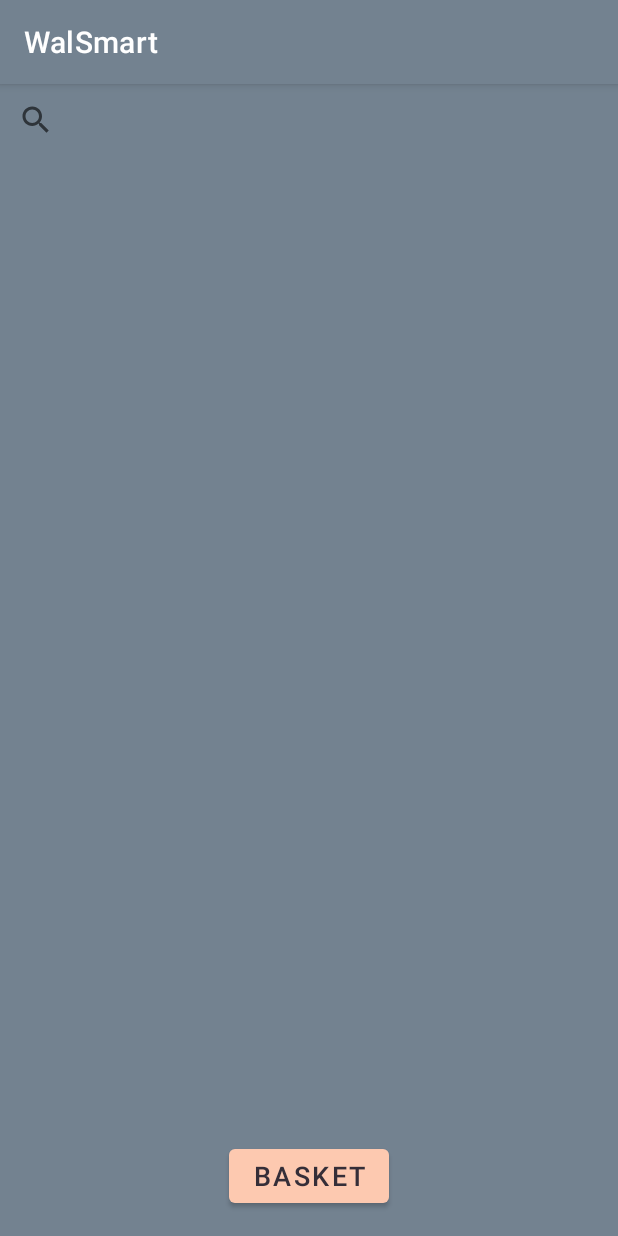
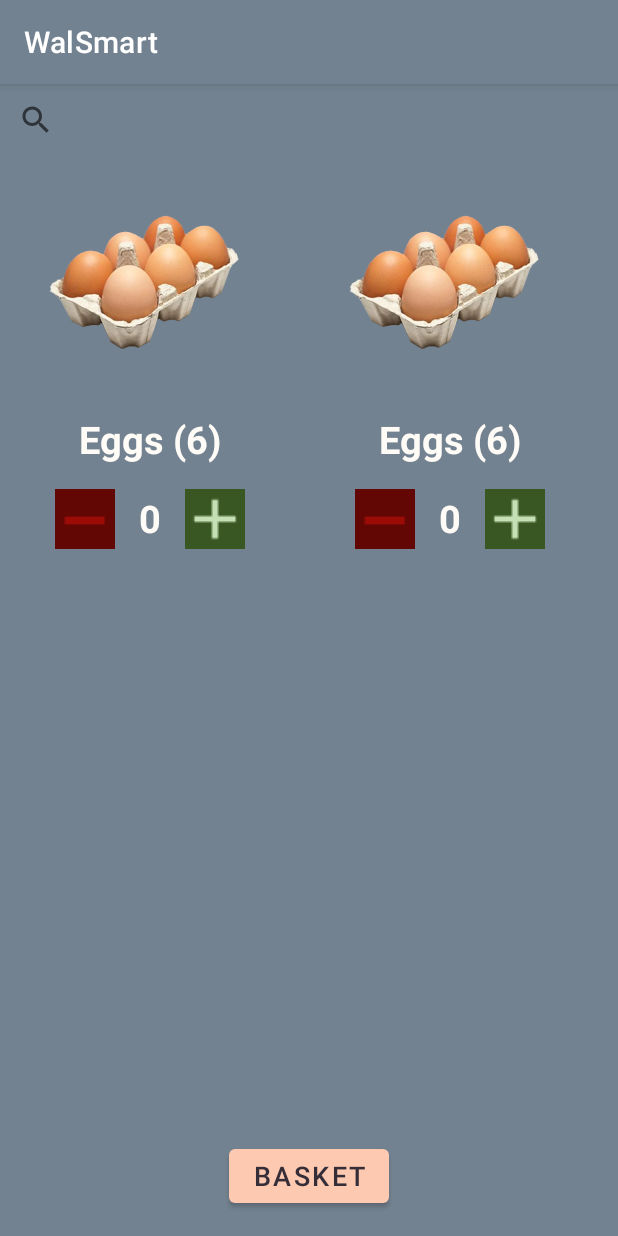
Before and after one commit to MateuszJaksa/mobilki, an Android app: the Products screen opened directly, with no data from a screen before it, on a phone screen of 412 x 824 dp. Run offline under Robolectric (Android 15) with nearby library versions, the phone set to English and light mode, and no system bars.

Commit message:
Product Activity edited.

```diff
--- a/WalSmart/app/src/main/java/com/example/walsmart/Products.java
+++ b/WalSmart/app/src/main/java/com/example/walsmart/Products.java
@@ -2,13 +2,16 @@
 
 import androidx.appcompat.app.AppCompatActivity;
 
+import android.annotation.SuppressLint;
 import android.content.Intent;
 import android.os.Bundle;
 import android.view.View;
 import android.widget.Button;
 import android.widget.SearchView;
+import android.widget.TextView;
 
 public class Products extends AppCompatActivity {
+    int quantity = 0;
 
     @Override
     protected void onCreate(Bundle savedInstanceState) {
@@ -28,4 +31,20 @@
         CharSequence query = searchView.getQuery();
 
     }
+
+    public void increaseInteger(View view) {
+        if (quantity < 10) quantity++;
+        display(quantity);
+    }
+
+    public void decreaseInteger(View view) {
+        if (quantity > 0) quantity--;
+        display(quantity);
+    }
+
+    @SuppressLint("SetTextI18n")
+    private void display(int number) {
+        TextView displayInteger = (TextView) findViewById(R.id.integer_number);
+        displayInteger.setText("" + number);
+    }
 }
--- a/WalSmart/app/src/main/res/layout/activity_products.xml
+++ b/WalSmart/app/src/main/res/layout/activity_products.xml
@@ -11,6 +11,130 @@
         android:layout_width="match_parent"
         android:layout_height="wrap_content" />
 
+    <GridLayout
+        android:id="@+id/grid_products"
+        android:layout_width="match_parent"
+        android:layout_height="match_parent"
+        android:layout_above="@id/basket_btn"
+        android:layout_below="@id/search_product"
+        android:layout_marginTop="5dp"
+        android:layout_marginBottom="4dp"
+        android:columnCount="2">
+
+        <RelativeLayout
+            android:id="@+id/product_cell">
+
+            <ImageView
+                android:id="@+id/product_pic"
+                android:layout_width="200dp"
+                android:layout_height="150dp"
+                app:srcCompat="@drawable/eggs" />
+
+            <TextView
+                android:id="@+id/product_description"
+                android:layout_width="wrap_content"
+                android:layout_height="wrap_content"
+                android:layout_below="@id/product_pic"
+                android:layout_centerHorizontal="true"
+                android:layout_margin="@dimen/fab_margin"
+                android:text="Eggs (6)"
+                android:textColor="@color/floral_white"
+                android:textSize="25sp"
+                android:textStyle="bold" />
+
+            <LinearLayout
+                android:id="@+id/product_quantity"
+                android:layout_width="wrap_content"
+                android:layout_height="wrap_content"
+                android:layout_below="@+id/product_description"
+                android:layout_centerHorizontal="true"
+                android:orientation="horizontal">
+
+                <ImageButton
+                    android:id="@+id/decrease"
+                    android:layout_width="40dp"
+                    android:layout_height="40dp"
+                    android:onClick="decreaseInteger"
+                    android:src="@drawable/minus" />
+                <TextView
+                    android:id="@+id/integer_number"
+                    android:layout_width="wrap_content"
+                    android:layout_height="wrap_content"
+                    android:layout_marginStart="@dimen/fab_margin"
+                    android:layout_marginTop="2dp"
+                    android:text="0"
+                    android:textColor="@color/floral_white"
+                    android:textSize="25sp"
+                    android:textStyle="bold" />
+
+                <ImageButton
+                    android:id="@+id/increase"
+                    android:layout_width="40dp"
+                    android:layout_height="40dp"
+                    android:layout_marginStart="@dimen/fab_margin"
+                    android:onClick="increaseInteger"
+                    android:src="@drawable/plus" />
+            </LinearLayout>
+
+        </RelativeLayout>
+<RelativeLayout
+    android:id="@+id/product_cell2">
+    <ImageView
+        android:id="@+id/product_pic2"
+        android:layout_width="200dp"
+        android:layout_height="150dp"
+        app:srcCompat="@drawable/eggs" />
+
+    <TextView
+        android:id="@+id/product_description2"
+        android:layout_width="wrap_content"
+        android:layout_height="wrap_content"
+        android:layout_below="@id/product_pic2"
+        android:layout_centerHorizontal="true"
+        android:layout_margin="@dimen/fab_margin"
+        android:text="Eggs (6)"
+        android:textColor="@color/floral_white"
+        android:textSize="25sp"
+        android:textStyle="bold" />
+
+    <LinearLayout
+        android:id="@+id/product_quantity2"
+        android:layout_width="wrap_content"
+        android:layout_height="wrap_content"
+        android:layout_below="@+id/product_description2"
+        android:layout_centerHorizontal="true"
+        android:orientation="horizontal">
+
+        <ImageButton
+            android:id="@+id/decrease2"
+            android:layout_width="40dp"
+            android:layout_height="40dp"
+            android:onClick="decreaseInteger"
+            android:src="@drawable/minus" />
+        <TextView
+            android:id="@+id/integer_number2"
+            android:layout_width="wrap_content"
+            android:layout_height="wrap_content"
+            android:layout_marginStart="@dimen/fab_margin"
+            android:layout_marginTop="2dp"
+            android:text="0"
+            android:textColor="@color/floral_white"
+            android:textSize="25sp"
+            android:textStyle="bold" />
+
+        <ImageButton
+            android:id="@+id/increase2"
+            android:layout_width="40dp"
+            android:layout_height="40dp"
+            android:layout_marginStart="@dimen/fab_margin"
+            android:onClick="increaseInteger"
+            android:src="@drawable/plus" />
+    </LinearLayout>
+
+</RelativeLayout>
+
+    </GridLayout>
+
     <Button
         android:id="@+id/basket_btn"
         android:layout_width="wrap_content"
@@ -18,9 +142,8 @@
         android:layout_alignParentBottom="true"
         android:layout_centerInParent="true"
         android:layout_marginBottom="@dimen/fab_margin"
-        android:textSize="@dimen/btn_text"
+        android:text="@string/basket"
 
-        android:text="@string/basket" />
-
+        android:textSize="@dimen/btn_text" />
 
 </RelativeLayout>
--- a/WalSmart/app/src/main/res/values/strings.xml
+++ b/WalSmart/app/src/main/res/values/strings.xml
@@ -23,6 +23,8 @@
     <string name="phone_number">Phone Number</string>
     <string name="choose_city">Choose City</string>
     <string name="choose_shop">Choose Shop</string>
+    <string name="plus">+</string>
+    <string name="minus">-</string>
 
     <string-array name="cities_array">
         <item>Warsaw</item>
```
Also changed, not shown: WalSmart/app/src/main/res/drawable/eggs.png (added), WalSmart/app/src/main/res/drawable/minus.png (added), WalSmart/app/src/main/res/drawable/plus.png (added).
